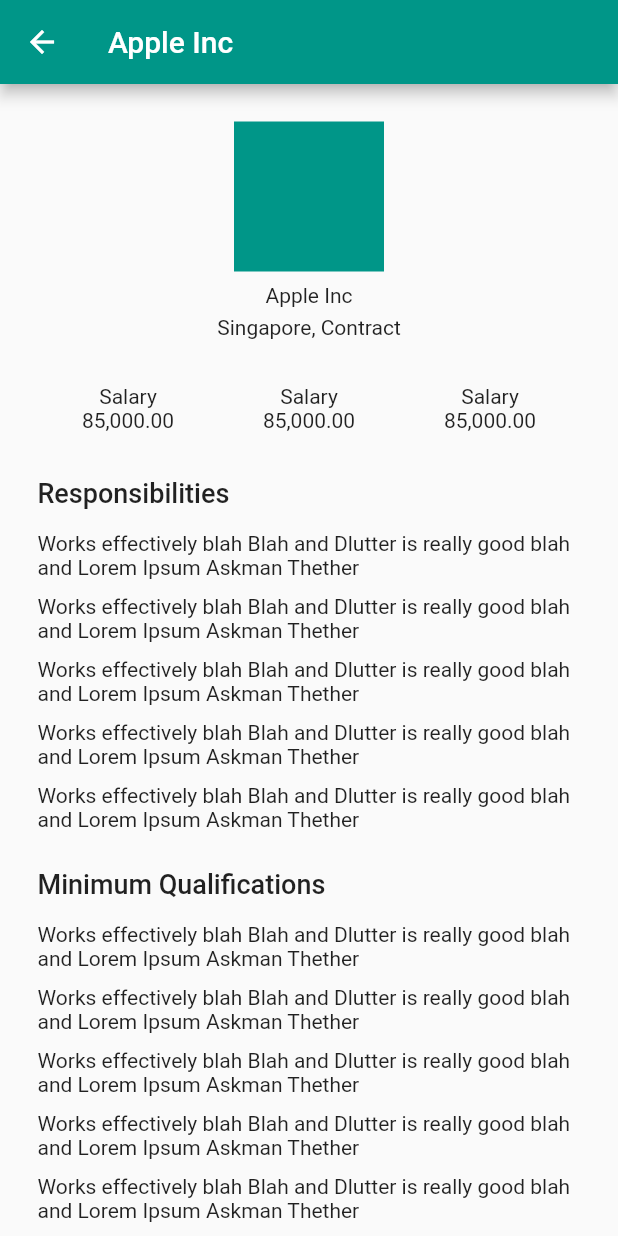
After one commit to thetooaung07/job-portal, a Flutter app: the JobDetailsPage screen opened by its route, on a phone screen of 412 x 824 dp. The commit adds this screen. Run offline on Flutter 3.47's test engine with Material 2 defaults, Android fonts, the phone set to English and light mode, and no system bars; our stand-ins replace flutter_svg, get.

Commit message:
Add details page

```diff
--- a/lib/components/popular_jobs.dart
+++ b/lib/components/popular_jobs.dart
@@ -37,7 +37,11 @@ class PopularJobCard extends StatelessWidget {
 
   @override
   Widget build(BuildContext context) {
-    return Container(
+    return InkWell(
+      onTap: () {
+        Get.toNamed(RouteNames.jobDetails);
+      },
+      child: Container(
         margin: EdgeInsets.symmetric(horizontal: 10),
         decoration: BoxDecoration(
             borderRadius: BorderRadius.circular(20),
@@ -79,6 +83,7 @@ class PopularJobCard extends StatelessWidget {
             ),
           ],
         ),
+      ),
     );
   }
 }
--- a/lib/routes/routes.dart
+++ b/lib/routes/routes.dart
@@ -1,5 +1,6 @@
 import 'package:get/get.dart';
 import 'package:job_portal/main.dart';
+import 'package:job_portal/view/job_details_page.dart';
 import 'package:job_portal/view/popular_jobs/popular_jobs_page.dart';
 import 'package:job_portal/view/recent_posts/recent_posts_page.dart';
 import 'package:job_portal/view/search_page/search_page.dart';
@@ -9,6 +10,7 @@ class RouteNames {
   static String popularJobs = "/popular-jobs";
   static String recentPosts = "/recent-posts";
   static String search = "/search";
+  static String jobDetails = "/job-details";
 }
 
 routes() => [
@@ -27,5 +29,9 @@ routes() => [
       GetPage(
         name: RouteNames.search,
         page: () => const SearchPage(),
-      )
+      ),
+      GetPage(
+        name: RouteNames.jobDetails,
+        page: () => const JobDetailsPage(),
+      ),
     ];
--- /dev/null
+++ b/lib/view/job_details_page.dart
@@ -0,0 +1,220 @@
+import 'package:flutter/material.dart';
+import 'package:flutter/src/foundation/key.dart';
+import 'package:flutter/src/widgets/framework.dart';
+import 'package:get/get.dart';
+import 'package:job_portal/constants.dart';
+
+class JobDetailsPage extends StatelessWidget {
+  const JobDetailsPage({Key? key}) : super(key: key);
+
+//TODO: Use SilverDeligateAppBar for better UI
+
+  @override
+  Widget build(BuildContext context) {
+    return Scaffold(
+      appBar: AppBar(title: Text("Apple Inc")),
+      body: SizedBox(
+        width: Get.width,
+        child: Padding(
+          padding: EdgeInsets.symmetric(horizontal: 25),
+          child: SingleChildScrollView(
+            child: Column(
+              crossAxisAlignment: CrossAxisAlignment.center,
+              children: [
+                // Company Logo
+                CompanyLogo(),
+                // 3 Column Row
+                AboutJob(),
+                //Responsibilites
+                Responsibilities(),
+                // Qualifications
+                Qualifications(),
+
+                //ApplyNowBtn
+                Padding(
+                  padding: const EdgeInsets.symmetric(vertical: 20.0),
+                  child: Row(
+                    children: [
+                      Expanded(
+                        child: Container(
+                          height: 60,
+                          decoration: BoxDecoration(color: Colors.teal),
+                          child: OutlinedButton(
+                            onPressed: () {},
+                            child: Text(
+                              "Apply Now",
+                              style: kTitleTextStyle.copyWith(
+                                  fontSize: 20, color: Colors.white),
+                            ),
+                          ),
+                        ),
+                      ),
+                      SizedBox(
+                        width: 20,
+                      ),
+                      GestureDetector(
+                        onTap: () {},
+                        child: Container(
+                            height: 60,
+                            width: 60,
+                            decoration: BoxDecoration(
+                                color: kSilverColor,
+                                border:
+                                    Border.all(color: Colors.teal, width: 2)),
+                            child: Icon(Icons.bookmark_border_rounded)),
+                      ),
+                    ],
+                  ),
+                ),
+              ],
+            ),
+          ),
+        ),
+      ),
+    );
+  }
+}
+
+class AboutJob extends StatelessWidget {
+  const AboutJob({Key? key}) : super(key: key);
+
+  @override
+  Widget build(BuildContext context) {
+    return Padding(
+      padding: const EdgeInsets.symmetric(vertical: 15.0),
+      child: Row(
+        mainAxisAlignment: MainAxisAlignment.spaceAround,
+        children: [
+          Column(
+            children: [Text("Salary"), Text("85,000.00")],
+          ),
+          Column(
+            children: [Text("Salary"), Text("85,000.00")],
+          ),
+          Column(
+            children: [Text("Salary"), Text("85,000.00")],
+          ),
+        ],
+      ),
+    );
+  }
+}
+
+class CompanyLogo extends StatelessWidget {
+  const CompanyLogo({Key? key}) : super(key: key);
+
+  @override
+  Widget build(BuildContext context) {
+    return Padding(
+      padding: const EdgeInsets.symmetric(vertical: 15.0),
+      child: Column(
+        children: [
+          Container(
+            margin: EdgeInsets.only(top: 10),
+            alignment: Alignment.center,
+            width: 100,
+            height: 100,
+            decoration: BoxDecoration(color: Colors.teal),
+          ),
+          Padding(
+            padding: const EdgeInsets.only(top: 8.0, bottom: 5),
+            child: Text(
+              "Apple Inc",
+            ),
+          ),
+          Text("Singapore, Contract"),
+        ],
+      ),
+    );
+  }
+}
+
+class Responsibilities extends StatelessWidget {
+  const Responsibilities({Key? key}) : super(key: key);
+
+  @override
+  Widget build(BuildContext context) {
+    return Column(
+      crossAxisAlignment: CrossAxisAlignment.start,
+      children: [
+        Padding(
+          padding: EdgeInsets.symmetric(vertical: 15),
+          child: Text(
+            "Responsibilities",
+            style: kTitleTextStyle,
+          ),
+        ),
+        Padding(
+          padding: const EdgeInsets.only(bottom: 10.0),
+          child: Text(
+              "Works effectively blah Blah and Dlutter is really good blah and Lorem Ipsum Askman Thether "),
+        ),
+        Padding(
+          padding: const EdgeInsets.only(bottom: 10.0),
+          child: Text(
+              "Works effectively blah Blah and Dlutter is really good blah and Lorem Ipsum Askman Thether "),
+        ),
+        Padding(
+          padding: const EdgeInsets.only(bottom: 10.0),
+          child: Text(
+              "Works effectively blah Blah and Dlutter is really good blah and Lorem Ipsum Askman Thether "),
+        ),
+        Padding(
+          padding: const EdgeInsets.only(bottom: 10.0),
+          child: Text(
+              "Works effectively blah Blah and Dlutter is really good blah and Lorem Ipsum Askman Thether "),
+        ),
+        Padding(
+          padding: const EdgeInsets.only(bottom: 10.0),
+          child: Text(
+              "Works effectively blah Blah and Dlutter is really good blah and Lorem Ipsum Askman Thether "),
+        ),
+      ],
+    );
+  }
+}
+
+class Qualifications extends StatelessWidget {
+  const Qualifications({Key? key}) : super(key: key);
+
+  @override
+  Widget build(BuildContext context) {
+    return Column(
+      crossAxisAlignment: CrossAxisAlignment.start,
+      children: [
+        Padding(
+          padding: EdgeInsets.symmetric(vertical: 15),
+          child: Text(
+            "Minimum Qualifications",
+            style: kTitleTextStyle,
+          ),
+        ),
+        Padding(
+          padding: const EdgeInsets.only(bottom: 10.0),
+          child: Text(
+              "Works effectively blah Blah and Dlutter is really good blah and Lorem Ipsum Askman Thether "),
+        ),
+        Padding(
+          padding: const EdgeInsets.only(bottom: 10.0),
+          child: Text(
+              "Works effectively blah Blah and Dlutter is really good blah and Lorem Ipsum Askman Thether "),
+        ),
+        Padding(
+          padding: const EdgeInsets.only(bottom: 10.0),
+          child: Text(
+              "Works effectively blah Blah and Dlutter is really good blah and Lorem Ipsum Askman Thether "),
+        ),
+        Padding(
+          padding: const EdgeInsets.only(bottom: 10.0),
+          child: Text(
+              "Works effectively blah Blah and Dlutter is really good blah and Lorem Ipsum Askman Thether "),
+        ),
+        Padding(
+          padding: const EdgeInsets.only(bottom: 10.0),
+          child: Text(
+              "Works effectively blah Blah and Dlutter is really good blah and Lorem Ipsum Askman Thether "),
+        ),
+      ],
+    );
+  }
+}
```
Also changed, not shown: lib/view/search_page/filter_bottom_sheet.dart (+4 -4 lines). Lines whose indentation alone changed are shown as unchanged.
